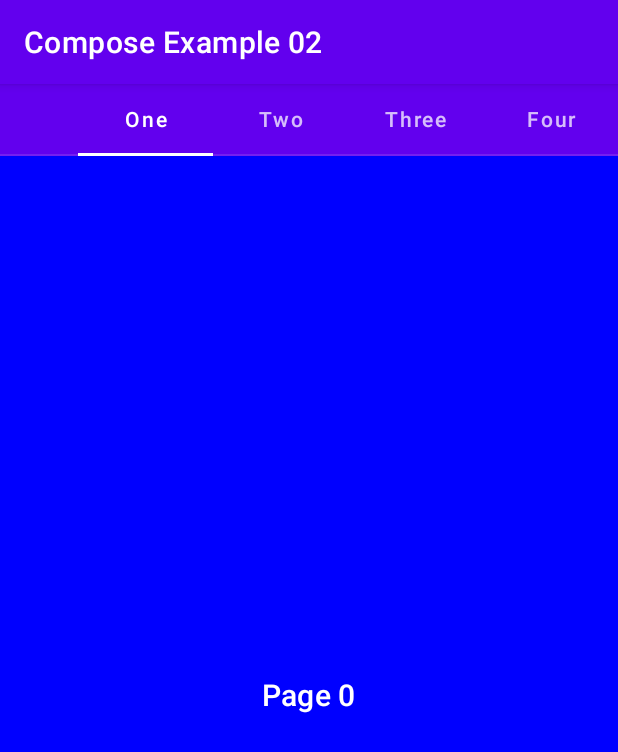
After one commit to poetofcode/AndroidTraining, an Android app built with Jetpack Compose: the fragment CatalogFragment shown on its own in the app's theme, on a phone screen of 412 x 824 dp. The commit adds this screen. Shown: the top 752 px of the screen. Run offline under Robolectric (Android 15) with nearby library versions, the phone set to English and light mode, and no system bars; our stand-ins replace accompanist.

Commit message:
Added catalog-fragment

```diff
--- /dev/null
+++ b/ComposeExample02/app/src/main/java/com/example/composeexample02/CatalogFragment.kt
@@ -0,0 +1,96 @@
+package com.example.composeexample02
+
+import android.os.Bundle
+import android.view.LayoutInflater
+import android.view.View
+import android.view.ViewGroup
+import androidx.compose.foundation.layout.Arrangement
+import androidx.compose.foundation.layout.Column
+import androidx.compose.foundation.layout.fillMaxSize
+import androidx.compose.material.*
+import androidx.compose.runtime.Composable
+import androidx.compose.ui.Alignment
+import androidx.compose.ui.Modifier
+import androidx.compose.ui.graphics.Color
+import androidx.compose.ui.platform.ComposeView
+import androidx.compose.ui.tooling.preview.Preview
+import androidx.fragment.app.Fragment
+import com.google.accompanist.pager.ExperimentalPagerApi
+import com.google.accompanist.pager.HorizontalPager
+import com.google.accompanist.pager.pagerTabIndicatorOffset
+import com.google.accompanist.pager.rememberPagerState
+
+class CatalogFragment : Fragment() {
+
+    @ExperimentalPagerApi
+    override fun onCreateView(
+        inflater: LayoutInflater,
+        container: ViewGroup?,
+        savedInstanceState: Bundle?
+    ): View? {
+        return ComposeView(requireContext()).apply {
+            setContent {
+                Splash()
+            }
+        }
+    }
+
+    @ExperimentalPagerApi
+    @Preview(showBackground = true)
+    @Composable
+    fun Splash() {
+        val pages = listOf("One", "Two", "Three", "Four", "Five", "Six", "Seven")
+        val pagerState = rememberPagerState(pageCount = pages.size)
+
+        Column {
+
+            ScrollableTabRow(
+                // Our selected tab is our current page
+                selectedTabIndex = pagerState.currentPage,
+                // Override the indicator, using the provided pagerTabIndicatorOffset modifier
+                indicator = { tabPositions ->
+                    TabRowDefaults.Indicator(
+                        Modifier.pagerTabIndicatorOffset(pagerState, tabPositions)
+                    )
+                }
+            ) {
+                // Add tabs for all of our pages
+                pages.forEachIndexed { index, title ->
+                    Tab(
+                        text = { Text(title) },
+                        selected = pagerState.currentPage == index,
+                        onClick = { /* TODO */ },
+                    )
+                }
+            }
+
+            HorizontalPager(
+                state = pagerState,
+                modifier = Modifier.fillMaxSize()
+            ) { page ->
+                val bgArr = pages.mapIndexed { index, _ ->
+                    listOf(Color.Blue, Color.Green, Color.Magenta)[index % 3]
+                }
+                Page(num = page, bgColor = bgArr[page])
+            }
+
+        }
+    }
+
+    @Composable
+    fun Page(num: Int, bgColor: Color) {
+        val typography = MaterialTheme.typography
+        Surface(
+            color = bgColor,
+            modifier = Modifier.fillMaxSize()
+        ) {
+            Column(
+                verticalArrangement = Arrangement.Center,
+                horizontalAlignment = Alignment.CenterHorizontally
+            ) {
+                Text(text = "Page $num", color = Color.White, style = typography.h6)
+            }
+        }
+    }
+
+}
--- a/ComposeExample02/app/src/main/res/navigation/main_graph.xml
+++ b/ComposeExample02/app/src/main/res/navigation/main_graph.xml
@@ -2,7 +2,7 @@
 <navigation xmlns:android="http://schemas.android.com/apk/res/android"
     xmlns:app="http://schemas.android.com/apk/res-auto"
     android:id="@+id/main_graph"
-    app:startDestination="@id/splashFragment">
+    app:startDestination="@id/catalogFragment">
 
     <fragment
         android:id="@+id/splashFragment"
@@ -20,5 +20,9 @@
         android:id="@+id/onboardFragment"
         android:name="com.example.composeexample02.OnboardFragment"
         android:label="OnboardFragment" />
+    <fragment
+        android:id="@+id/catalogFragment"
+        android:name="com.example.composeexample02.CatalogFragment"
+        android:label="CatalogFragment" />
 
 </navigation>
```
